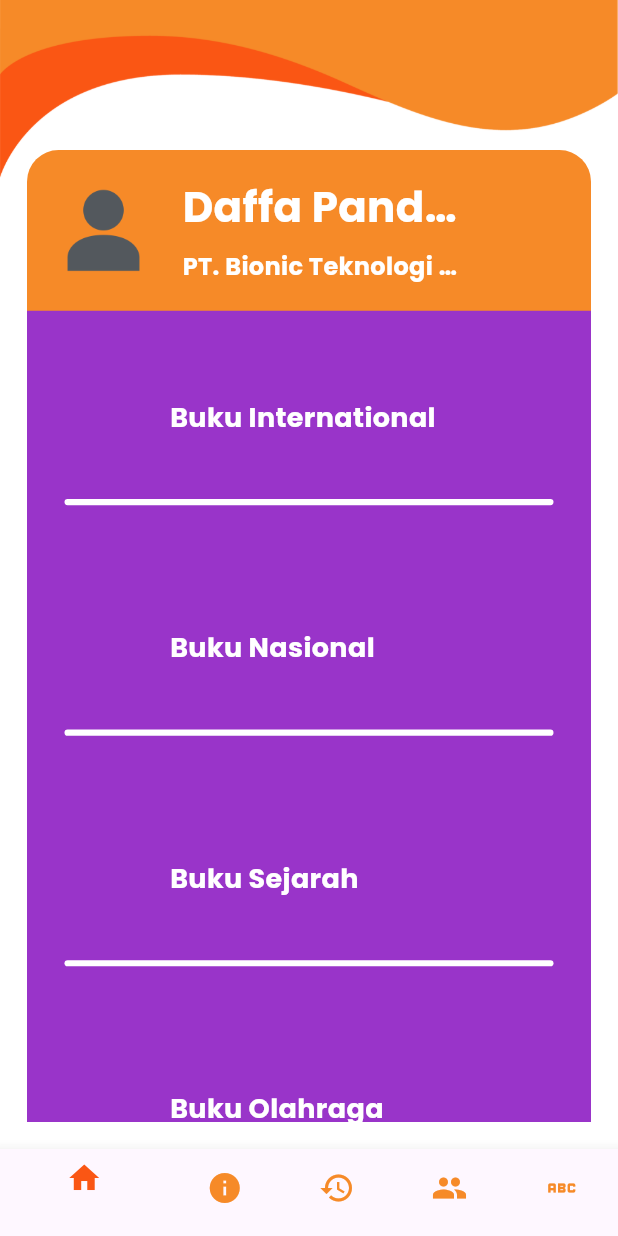
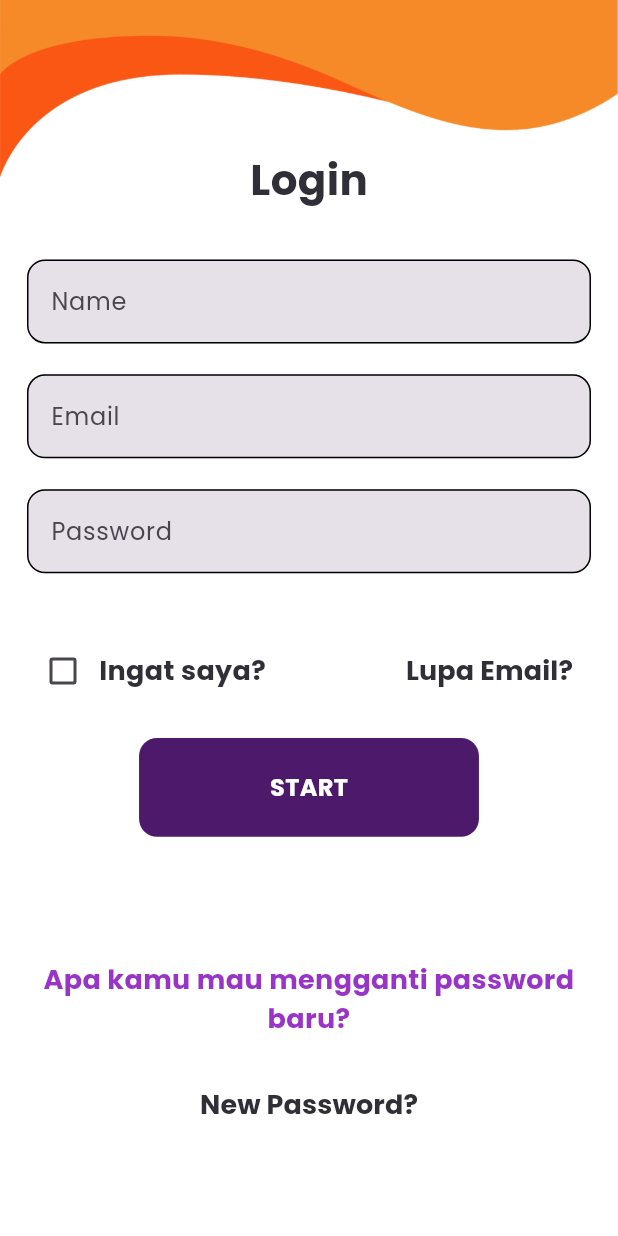
Before and after one commit to pandroe/test_1_pt_bionic, a Flutter app: the screen it shows after launch, after a tap on "START", on a phone screen of 412 x 824 dp. Run offline on Flutter 3.47's test engine with Material 3 defaults, Android fonts, the phone set to English and light mode, and no system bars; our stand-ins replace line_icons.

Commit message:
slicing ui login

```diff
--- a/lib/main.dart
+++ b/lib/main.dart
@@ -2,6 +2,7 @@ import 'package:flutter/material.dart';
 import 'package:test_satu_pt_bionic/utils/constant.dart';
 import 'package:test_satu_pt_bionic/views/home_screen/views/home_screen.dart';
 import 'package:test_satu_pt_bionic/views/introduction_screen/views/introduction_screen.dart';
+import 'package:test_satu_pt_bionic/views/login_screen/views/login_screen.dart';
 
 void main() {
   runApp(MyApp());
@@ -15,6 +16,7 @@ class MyApp extends StatelessWidget {
     return MaterialApp(
       routes: {
         HomeScreen.routeName: (context) => const HomeScreen(),
+        LoginScreen.routeName: (context) => const LoginScreen(),
       },
       debugShowCheckedModeBanner: false,
       theme: ThemeData(
--- a/lib/utils/constant.dart
+++ b/lib/utils/constant.dart
@@ -18,6 +18,7 @@ class Constant {
   static const int orangeColorLight = 0xFFF68A28;
   static const int whiteColorLight = 0xFFFFFFFF;
   static const int whiteColorBase = 0xFFFAFAFA;
+  static const int blackColorLight = 0xFF302E37;
 
   final Size size;
 
--- a/lib/views/introduction_screen/views/introduction_screen.dart
+++ b/lib/views/introduction_screen/views/introduction_screen.dart
@@ -1,10 +1,10 @@
 import 'package:flutter/material.dart';
-import 'package:test_satu_pt_bionic/views/home_screen/views/home_screen.dart';
+import 'package:test_satu_pt_bionic/views/login_screen/views/login_screen.dart';
 
-import '../../../main.dart';
 import '../../../utils/constant.dart';
 
 class IntroductionScreen extends StatefulWidget {
+  static const String routeName = 'home-screen';
   const IntroductionScreen({super.key});
 
   @override
@@ -54,11 +54,8 @@ class _IntroductionScreenState extends State<IntroductionScreen> {
                 width: constant.size.width * 0.550,
                 child: GestureDetector(
                   onTap: () {
-                    Navigator.push(
-                        context,
-                        MaterialPageRoute(
-                          builder: (context) => HomeNavigation(),
-                        ));
+                    Navigator.pushNamedAndRemoveUntil(
+                        context, LoginScreen.routeName, (route) => false);
                   },
                   child: Center(
                     child: Text(
--- /dev/null
+++ b/lib/views/login_screen/views/login_screen.dart
@@ -0,0 +1,162 @@
+import 'package:flutter/material.dart';
+import 'package:test_satu_pt_bionic/utils/constant.dart';
+import 'package:test_satu_pt_bionic/widgets/custom_field_form_widgets.dart';
+
+import '../../../main.dart';
+
+class LoginScreen extends StatefulWidget {
+  static String routeName = 'login-screen';
+  const LoginScreen({Key? key}) : super(key: key);
+
+  @override
+  _LoginScreenState createState() => _LoginScreenState();
+}
+
+class _LoginScreenState extends State<LoginScreen> {
+  bool isChecked =
+      false; // Pindahkan ke sini agar nilai dapat diubah dan diperbarui
+
+  @override
+  Widget build(BuildContext context) {
+    Constant constant = Constant(context);
+    return Scaffold(
+      body: Stack(
+        children: [
+          Image.asset('assets/images/bg-app-bar-orange.png'),
+          Padding(
+            padding: const EdgeInsets.only(
+              top: 100.0,
+              right: 18.0,
+              left: 18.0,
+              bottom: 18.0,
+            ),
+            child: Column(
+              children: [
+                Center(
+                  child: Text(
+                    'Login',
+                    style: TextStyle(
+                      fontSize: Constant.fontExtraBig,
+                      fontWeight: FontWeight.bold,
+                      color: Color(Constant.blackColorLight),
+                    ),
+                  ),
+                ),
+                SizedBox(
+                  height: constant.size.height * 0.040,
+                ),
+                CustomTextFormFieldWidgets(hintText: 'Name'),
+                SizedBox(
+                  height: constant.size.height * 0.025,
+                ),
+                CustomTextFormFieldWidgets(hintText: 'Email'),
+                SizedBox(
+                  height: constant.size.height * 0.025,
+                ),
+                CustomTextFormFieldWidgets(
+                  hintText: 'Password',
+                ),
+                SizedBox(
+                  height: constant.size.height * 0.050,
+                ),
+                Row(
+                  mainAxisAlignment: MainAxisAlignment.spaceBetween,
+                  children: [
+                    Row(
+                      children: [
+                        Checkbox(
+                          value: isChecked,
+                          onChanged: (value) {
+                            setState(() {
+                              isChecked = !isChecked;
+                            });
+                          },
+                        ),
+                        Text(
+                          'Ingat saya?',
+                          style: TextStyle(
+                            fontSize: Constant.fontSemiBig,
+                            fontWeight: FontWeight.bold,
+                            color: Color(Constant.blackColorLight),
+                          ),
+                        ),
+                      ],
+                    ),
+                    TextButton(
+                      onPressed: () {},
+                      child: Text(
+                        'Lupa Email?',
+                        style: TextStyle(
+                          fontSize: Constant.fontSemiBig,
+                          fontWeight: FontWeight.bold,
+                          color: Color(Constant.blackColorLight),
+                        ),
+                      ),
+                    )
+                  ],
+                ),
+                SizedBox(
+                  height: constant.size.height * 0.025,
+                ),
+                Container(
+                  decoration: BoxDecoration(
+                    color: Color(Constant.purpleColorDark),
+                    borderRadius: BorderRadius.circular(12.0),
+                  ),
+                  height: constant.size.height * 0.080,
+                  width: constant.size.width * 0.550,
+                  child: GestureDetector(
+                    onTap: () {
+                      Navigator.push(
+                        context,
+                        MaterialPageRoute(
+                          builder: (context) => HomeNavigation(),
+                        ),
+                      );
+                    },
+                    child: Center(
+                      child: Text(
+                        'Start'.toUpperCase(),
+                        style: TextStyle(
+                          fontSize: Constant.fontSemiRegular,
+                          fontWeight: FontWeight.bold,
+                          color: Color(Constant.whiteColorLight),
+                        ),
+                      ),
+                    ),
+                  ),
+                ),
+                SizedBox(
+                  height: constant.size.height * 0.100,
+                ),
+                Text(
+                  'Apa kamu mau mengganti password baru?',
+                  textAlign: TextAlign.center,
+                  style: TextStyle(
+                    fontSize: Constant.fontSemiBig,
+                    fontWeight: FontWeight.bold,
+                    color: Color(Constant.purpleColorLight),
+                  ),
+                ),
+                SizedBox(
+                  height: constant.size.height * 0.025,
+                ),
+                TextButton(
+                  onPressed: () {},
+                  child: Text(
+                    'New Password?',
+                    style: TextStyle(
+                      fontSize: Constant.fontSemiBig,
+                      fontWeight: FontWeight.bold,
+                      color: Color(Constant.blackColorLight),
+                    ),
+                  ),
+                )
+              ],
+            ),
+          ),
+        ],
+      ),
+    );
+  }
+}
--- /dev/null
+++ b/lib/widgets/custom_field_form_widgets.dart
@@ -0,0 +1,55 @@
+import 'package:flutter/material.dart';
+import 'package:line_icons/line_icons.dart';
+
+class CustomTextFormFieldWidgets extends StatelessWidget {
+  final String hintText;
+  final bool isPassword;
+  final bool isPasswordHide;
+  final VoidCallback? onTap;
+  final TextEditingController? controller;
+  final String? Function(String?)? validator;
+
+  const CustomTextFormFieldWidgets({
+    required this.hintText,
+    this.isPassword = false,
+    this.isPasswordHide = true,
+    this.onTap,
+    this.validator,
+    this.controller,
+  });
+
+  @override
+  Widget build(BuildContext context) {
+    final inputDecoration = InputDecoration(
+      suffixIcon: isPassword
+          ? GestureDetector(
+              child: Icon(
+                isPasswordHide ? LineIcons.eyeSlash : LineIcons.eye,
+                // color: Color(Constant.grayColorNetralDark),
+              ),
+              onTap: onTap,
+            )
+          : null,
+      hintText: hintText,
+      // hintStyle: TextStyle(color: Color(Constant.grayColorNetralDark)),
+      // fillColor: Color(Constant.blackColorTextFormField),
+      filled: true,
+      enabledBorder: OutlineInputBorder(
+        borderRadius: BorderRadius.circular(12.0),
+        // borderSide: BorderSide(color: Color(Constant.blackColorborderSide)),
+      ),
+      focusedBorder: OutlineInputBorder(
+        borderRadius: BorderRadius.circular(12.0),
+        // borderSide: BorderSide(color: Color(Constant.blackColorborderSide)),
+      ),
+    );
+
+    return TextFormField(
+      validator: validator,
+      controller: controller,
+      obscureText: isPassword && isPasswordHide,
+      decoration: inputDecoration,
+      // style: const TextStyle(color: Color(Constant.witheColorNetral)),
+    );
+  }
+}
```
Also changed, not shown: pubspec.yaml (+4 -11 lines), pubspec.lock.
